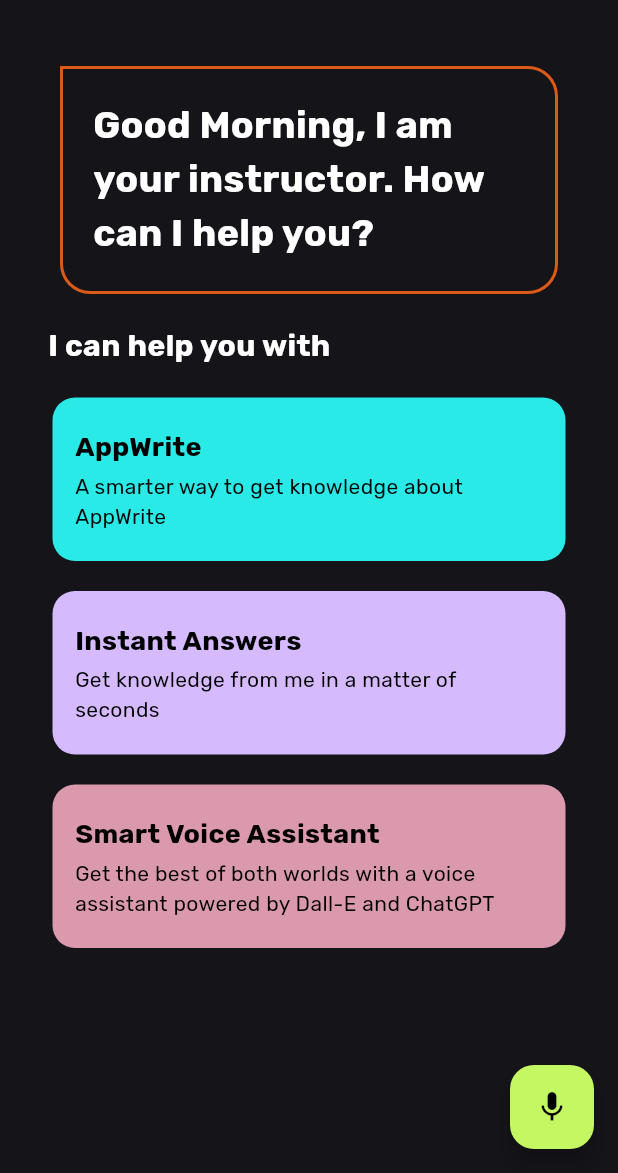
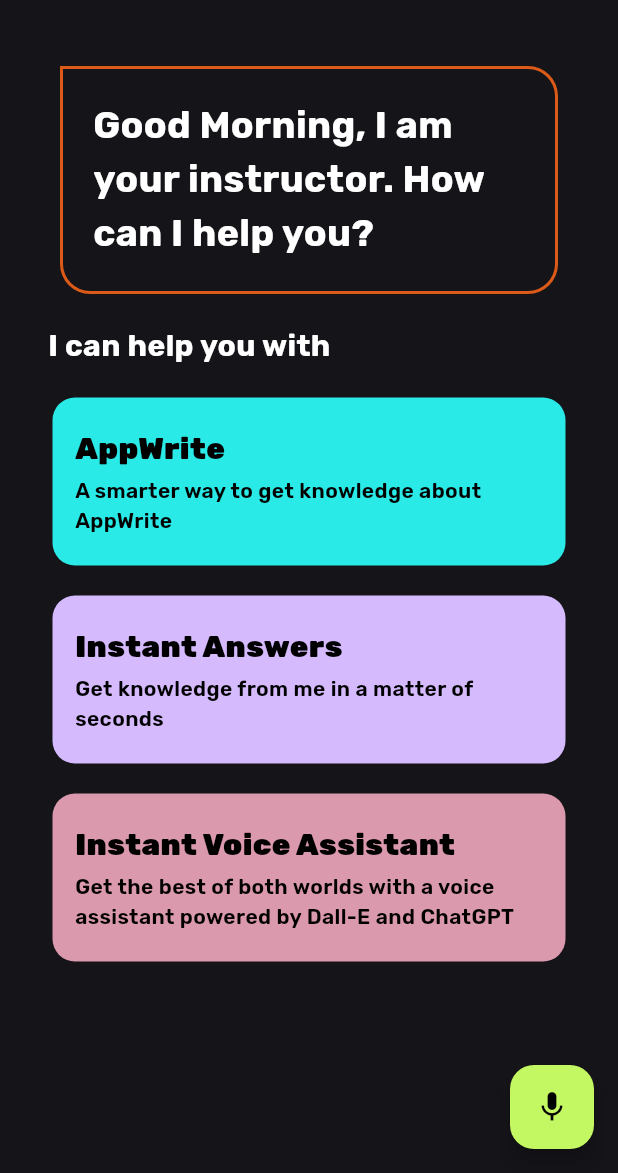
Before and after one commit to AshirShaikh99/Creative-AI, a Flutter app: the screen it shows after launch, on a phone screen of 412 x 824 dp, the part 63-1236 px from its top. Run offline on Flutter 3.47's test engine with Material 2 defaults, Android fonts, the phone set to English and light mode, and no system bars; our stand-ins replace animate_do, appwrite, flutter_riverpod, flutter_tts, fpdart, riverpod and 1 more.

Commit message:
UI Changes

```diff
--- a/lib/features/home/view/home_screen.dart
+++ b/lib/features/home/view/home_screen.dart
@@ -190,7 +190,7 @@ class _HomePageState extends State<HomePage> {
                     delay: Duration(milliseconds: start + 2 * delay),
                     child: const FeatureContainer(
                       color: Color(0xffedc9aae),
-                      headingText: 'Smart Voice Assistant',
+                      headingText: 'Instant Voice Assistant',
                       subHeadingText:
                           'Get the best of both worlds with a voice assistant powered by Dall-E and ChatGPT',
                     ),
--- a/lib/features/home/widgets/feature_container.dart
+++ b/lib/features/home/widgets/feature_container.dart
@@ -38,8 +38,8 @@ class FeatureContainer extends StatelessWidget {
                 style: const TextStyle(
                   fontFamily: 'Rubik',
                   color: Colors.black,
-                  fontSize: 18,
-                  fontWeight: FontWeight.bold,
+                  fontSize: 20,
+                  fontWeight: FontWeight.w900,
                 ),
               ),
             ),
@@ -51,6 +51,7 @@ class FeatureContainer extends StatelessWidget {
                 style: const TextStyle(
                   fontFamily: 'Rubik',
                   color: Colors.black,
+                  fontWeight: FontWeight.w600,
                 ),
               ),
             ),
```
